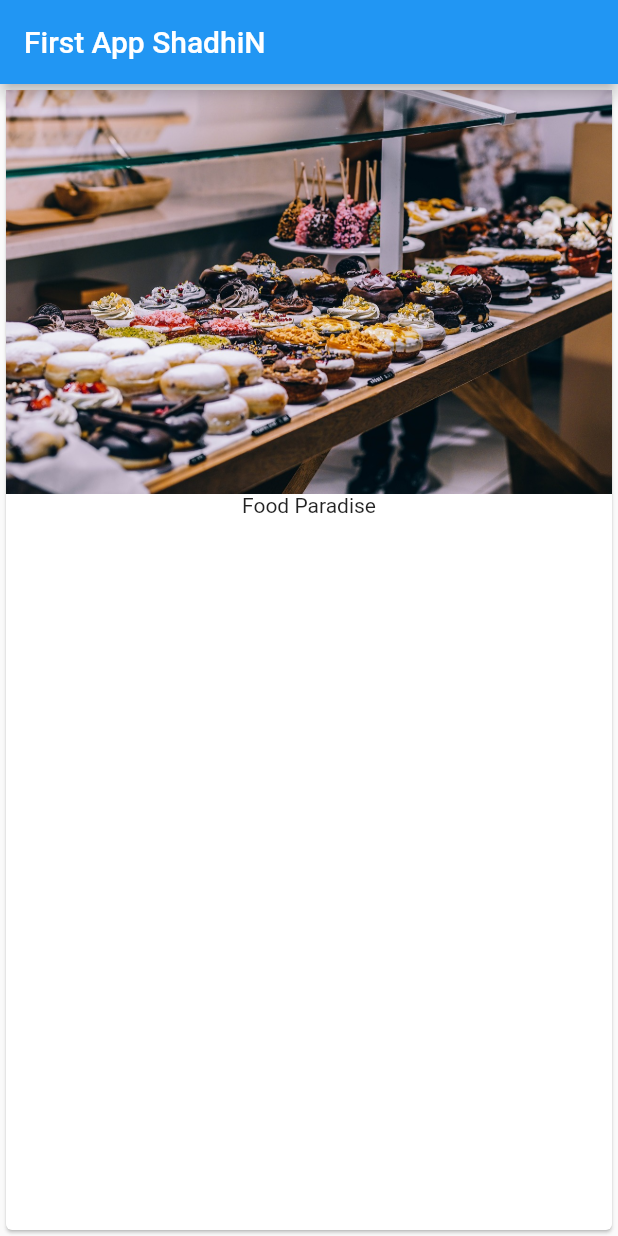
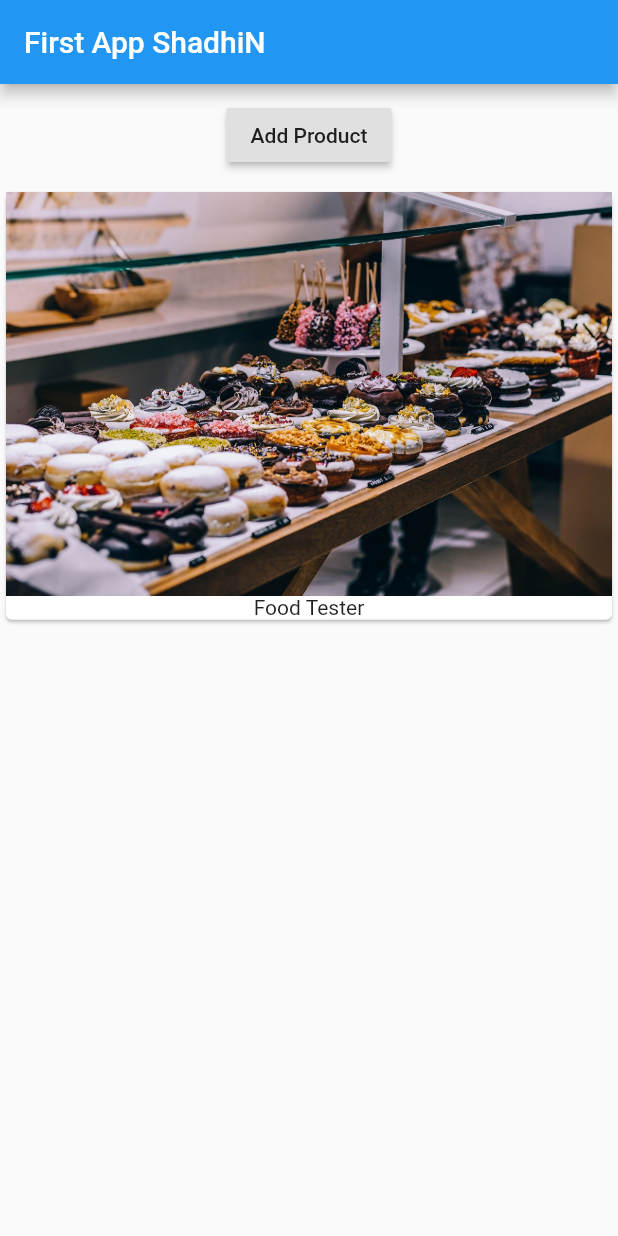
Before and after one commit to shadhin056/Flutter-First-App, a Flutter app: the screen it shows after launch, on a phone screen of 412 x 824 dp. Run offline on Flutter 3.47's test engine with Material 2 defaults, Android fonts, the phone set to English and light mode, and no system bars.

Commit message:
add item on button click

```diff
--- a/lib/main.dart
+++ b/lib/main.dart
@@ -5,8 +5,16 @@ void main() {
   runApp(MyApp());
 }
 
-class MyApp extends StatelessWidget {
-  // This widget is the root of your application.
+class MyApp extends StatefulWidget {
+  @override
+  State<StatefulWidget> createState() {
+    return _MyAppState();
+  }
+}
+
+class _MyAppState extends State<MyApp> {
+  List<String> _products = ["Food Tester"];
+
   @override
   Widget build(BuildContext context) {
     return MaterialApp(
@@ -14,13 +22,36 @@ class MyApp extends StatelessWidget {
           appBar: AppBar(
             title: Text("First App ShadhiN"),
           ),
-      body: Card(
+          body: Column(
+            children: <Widget>[
+              Container(
+                margin: EdgeInsets.all(10),
+                child: RaisedButton(
+                  onPressed: () {
+                    setState(() {
+                      _products.add("ShadhiN");
+                          print(_products);
+                    });
+
+
+                  },
+                  child: Text("Add Product"),
+                ),
+              ),
+              Column(
+                children: _products
+                    .map((element) => Card(
                           child: Column(
                             children: <Widget>[
                               Image.asset("assets/food.jpg"),
-          Text("Food Paradise")
+                              Text(element)
+                            ],
+                          ),
+                        ))
+                    .toList(),
+              ),
             ],
           )),
-    ));
+    );
   }
 }
```
Lines whose indentation alone changed are shown as unchanged.
